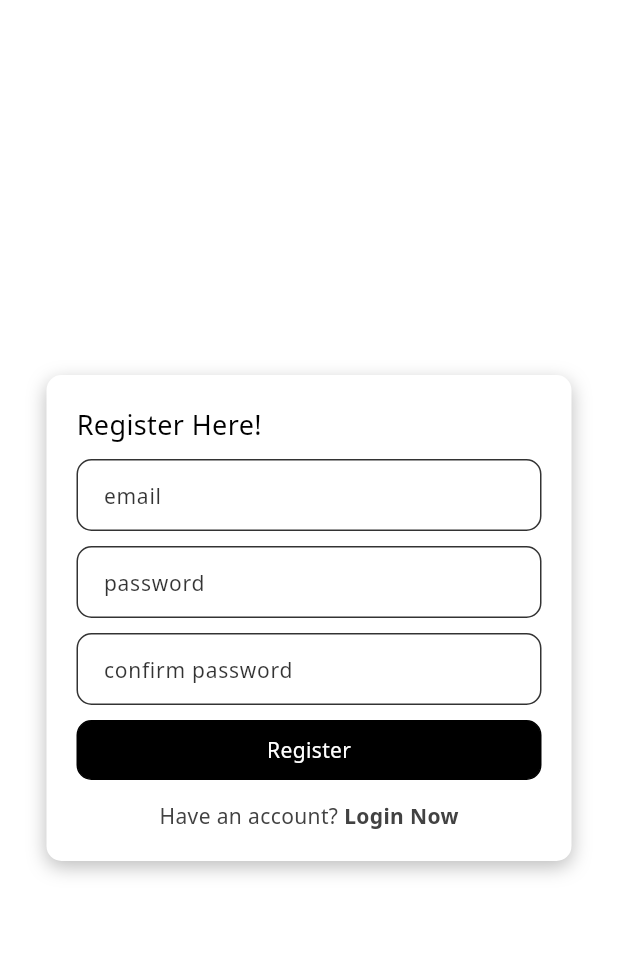
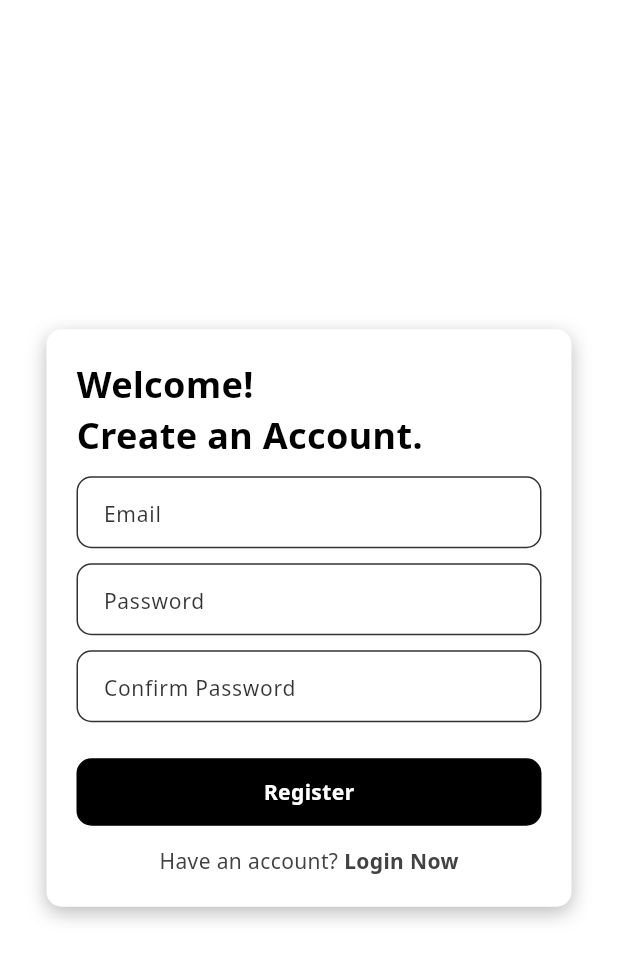
Before and after one commit to univrse-io/progrid, a Flutter app: the screen it shows after launch, after a tap on "Register Now", on a phone screen of 412 x 824 dp. Shown: the top 960 px of the screen. Run offline on Flutter 3.47's test engine with Material 3 defaults, Android fonts, the phone set to English and light mode, and no system bars; our stand-ins replace cloud_firestore, firebase_auth, firebase_core, google_fonts; accounts and stored records are empty; network calls fail.

Commit message:
UI fixes

```diff
--- a/lib/components/my_button.dart
+++ b/lib/components/my_button.dart
@@ -33,7 +33,10 @@ class MyButton extends StatelessWidget {
         child: Center(
           child: Text(
             text,
-            style: TextStyle(color: Theme.of(context).colorScheme.surface),
+            style: TextStyle(
+              color: Theme.of(context).colorScheme.surface,
+              fontWeight: FontWeight.bold,
+            ),
           ),
         ),
       ),
--- a/lib/components/my_textfield.dart
+++ b/lib/components/my_textfield.dart
@@ -35,7 +35,7 @@ class MyTextField extends StatelessWidget {
           color: Theme.of(context).colorScheme.onSurface.withOpacity(0.8),
           fontSize: Theme.of(context).textTheme.bodyMedium?.fontSize,
         ),
-        contentPadding: const EdgeInsets.symmetric(vertical: 8, horizontal: 14),
+        contentPadding: const EdgeInsets.symmetric(vertical: 2, horizontal: 14),
       ),
     );
   }
--- a/lib/pages/forgot_password_page.dart
+++ b/lib/pages/forgot_password_page.dart
@@ -60,15 +60,19 @@ class _ForgotPasswordPageState extends State<ForgotPasswordPage> {
               mainAxisSize: MainAxisSize.min,
               children: [
                 // forgot password text
-                const Text(
-                  'Forgot Password',
-                  style: TextStyle(fontSize: 18),
+                Text(
+                  'Forgot Password?',
+                  style: TextStyle(
+                    fontWeight: FontWeight.bold,
+                    fontSize: 24,
+                    color: Theme.of(context).colorScheme.onSurface,
+                  ),
                 ),
-                const SizedBox(height: 10),
+                const SizedBox(height: 14),
 
                 // email field
                 MyTextField(
-                  hintText: 'email',
+                  hintText: 'Email',
                   obscureText: false,
                   controller: _emailController,
                 ),
@@ -78,7 +82,7 @@ class _ForgotPasswordPageState extends State<ForgotPasswordPage> {
                 MyButton(
                   onTap: forgotPassword,
                   text: 'Confirm',
-                  height: 40,
+                  height: 45,
                 ),
                 const SizedBox(height: 14),
 
@@ -92,6 +96,7 @@ class _ForgotPasswordPageState extends State<ForgotPasswordPage> {
                       "Go Back",
                       style: TextStyle(
                         fontWeight: FontWeight.bold,
+                        fontSize: 13,
                         color: Theme.of(context).colorScheme.primary,
                       ),
                     ),
--- a/lib/pages/login_page.dart
+++ b/lib/pages/login_page.dart
@@ -77,15 +77,19 @@ class _LoginPageState extends State<LoginPage> {
               mainAxisSize: MainAxisSize.min,
               children: [
                 // welcome text
-                const Text(
-                  'Welcome Back!',
-                  style: TextStyle(fontSize: 18),
+                Text(
+                  'Welcome Back!\nGlad to see you again.',
+                  style: TextStyle(
+                    fontWeight: FontWeight.bold,
+                    fontSize: 24,
+                    color: Theme.of(context).colorScheme.onSurface,
+                  ),
                 ),
-                const SizedBox(height: 10),
+                const SizedBox(height: 12),
 
                 // email textfield
                 MyTextField(
-                  hintText: 'email',
+                  hintText: 'Email',
                   obscureText: false,
                   controller: _emailController,
                 ),
@@ -93,19 +97,46 @@ class _LoginPageState extends State<LoginPage> {
 
                 // password textfield
                 MyTextField(
-                  hintText: 'password',
+                  hintText: 'Password',
                   obscureText: true,
                   controller: _passwordController,
                 ),
-                const SizedBox(height: 10),
+                const SizedBox(height: 7),
+
+                // forgot password?
+                Padding(
+                  padding: const EdgeInsets.only(right: 8),
+                  child: Align(
+                    alignment: Alignment.centerRight,
+                    child: GestureDetector(
+                      onTap: () {
+                        Navigator.push(
+                          context,
+                          MaterialPageRoute(builder: (context) => const ForgotPasswordPage()),
+                        );
+                      },
+                      child: Text(
+                        "Forgot Password?",
+                        style: TextStyle(
+                          fontSize: 12,
+                          fontWeight: FontWeight.bold,
+                          fontStyle: FontStyle.italic,
+                          decoration: TextDecoration.underline,
+                          color: Theme.of(context).colorScheme.secondary,
+                        ),
+                      ),
+                    ),
+                  ),
+                ),
+                const SizedBox(height: 14),
 
                 // log in button
                 MyButton(
                   onTap: login,
                   text: 'Log In',
-                  height: 40,
+                  height: 45,
                 ),
-                const SizedBox(height: 18),
+                const SizedBox(height: 14),
 
                 // link to register page
                 Row(
@@ -131,27 +162,7 @@ class _LoginPageState extends State<LoginPage> {
                     )
                   ],
                 ),
-                const SizedBox(height: 7),
-
-                // forgot password?
-                Center(
-                  child: GestureDetector(
-                    onTap: () {
-                      Navigator.push(
-                        context,
-                        MaterialPageRoute(builder: (context) => const ForgotPasswordPage()),
-                      );
-                    },
-                    child: Text(
-                      "Forgot Password?",
-                      style: TextStyle(
-                        fontSize: 13,
-                        fontWeight: FontWeight.bold,
-                        color: Theme.of(context).colorScheme.primary,
-                      ),
-                    ),
-                  ),
-                )
+                const SizedBox(height: 2),
               ],
             ),
           ),
--- a/lib/pages/register_page.dart
+++ b/lib/pages/register_page.dart
@@ -93,15 +93,19 @@ class _RegisterPageState extends State<RegisterPage> {
               mainAxisSize: MainAxisSize.min,
               children: [
                 // welcome text
-                const Text(
-                  'Register Here!',
-                  style: TextStyle(fontSize: 18),
+                Text(
+                  'Welcome!\nCreate an Account.',
+                  style: TextStyle(
+                    fontWeight: FontWeight.bold,
+                    fontSize: 24,
+                    color: Theme.of(context).colorScheme.onSurface,
+                  ),
                 ),
                 const SizedBox(height: 10),
 
                 // email textfield
                 MyTextField(
-                  hintText: 'email',
+                  hintText: 'Email',
                   obscureText: false,
                   controller: _emailController,
                 ),
@@ -109,7 +113,7 @@ class _RegisterPageState extends State<RegisterPage> {
 
                 // password textfield
                 MyTextField(
-                  hintText: 'password',
+                  hintText: 'Password',
                   obscureText: true,
                   controller: _passwordController,
                 ),
@@ -117,17 +121,17 @@ class _RegisterPageState extends State<RegisterPage> {
 
                 // confirm password textfield
                 MyTextField(
-                  hintText: 'confirm password',
+                  hintText: 'Confirm Password',
                   obscureText: true,
                   controller: _confirmPasswordController,
                 ),
-                const SizedBox(height: 10),
+                const SizedBox(height: 24),
 
-                // log in button
+                // register button
                 MyButton(
                   onTap: register,
                   text: 'Register',
-                  height: 40,
+                  height: 45,
                 ),
                 const SizedBox(height: 14),
 
--- a/lib/services/auth.dart
+++ b/lib/services/auth.dart
@@ -67,6 +67,7 @@ class _AuthPageState extends State<AuthPage> {
               future: UserInformation().fetchUserInfo(user),
               builder: (context, AsyncSnapshot<void> fetchSnapshot) {
                 if (fetchSnapshot.connectionState == ConnectionState.waiting) {
+                  // TODO: resolve this loading buffer screen
                   return const MyLoadingIndicator();
                 } else if (fetchSnapshot.hasError) {
                   return const Center(
@@ -74,7 +75,7 @@ class _AuthPageState extends State<AuthPage> {
                   );
                 }
 
-                // switch for different UI flows/user type
+                // switch for different UI flows/user types
                 switch (UserInformation().userType) {
                   case 'engineer':
                     return const EngineerHomePage();
```
Also changed, not shown: lib/components/my_loader.dart (+0 -26 lines).
